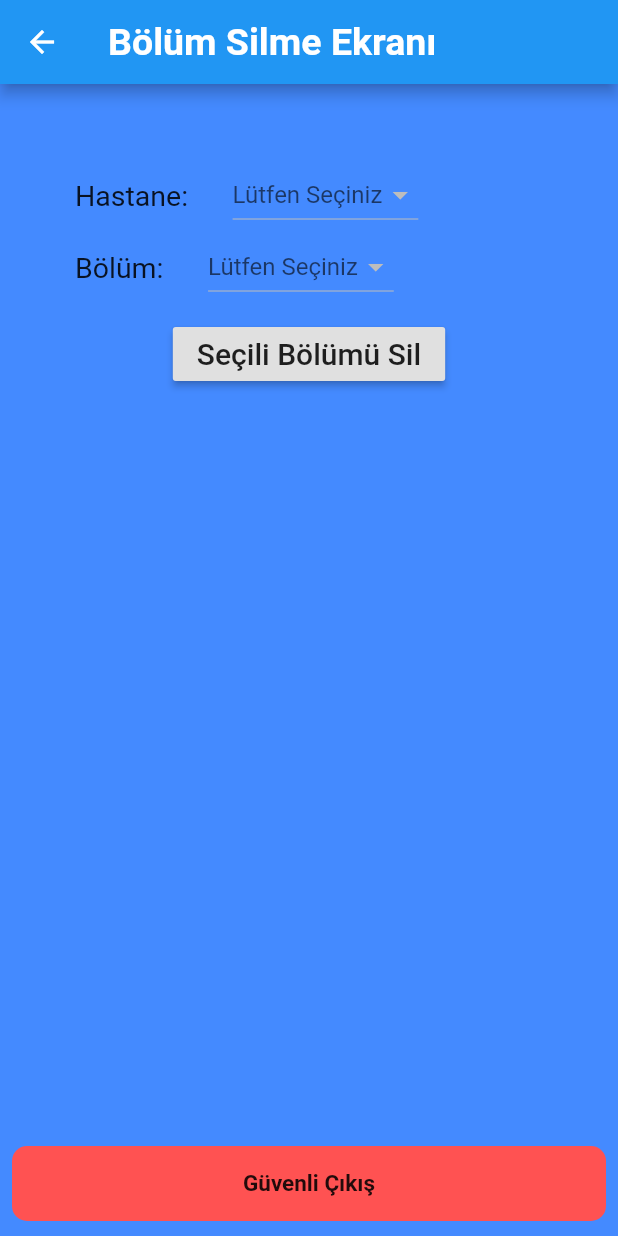
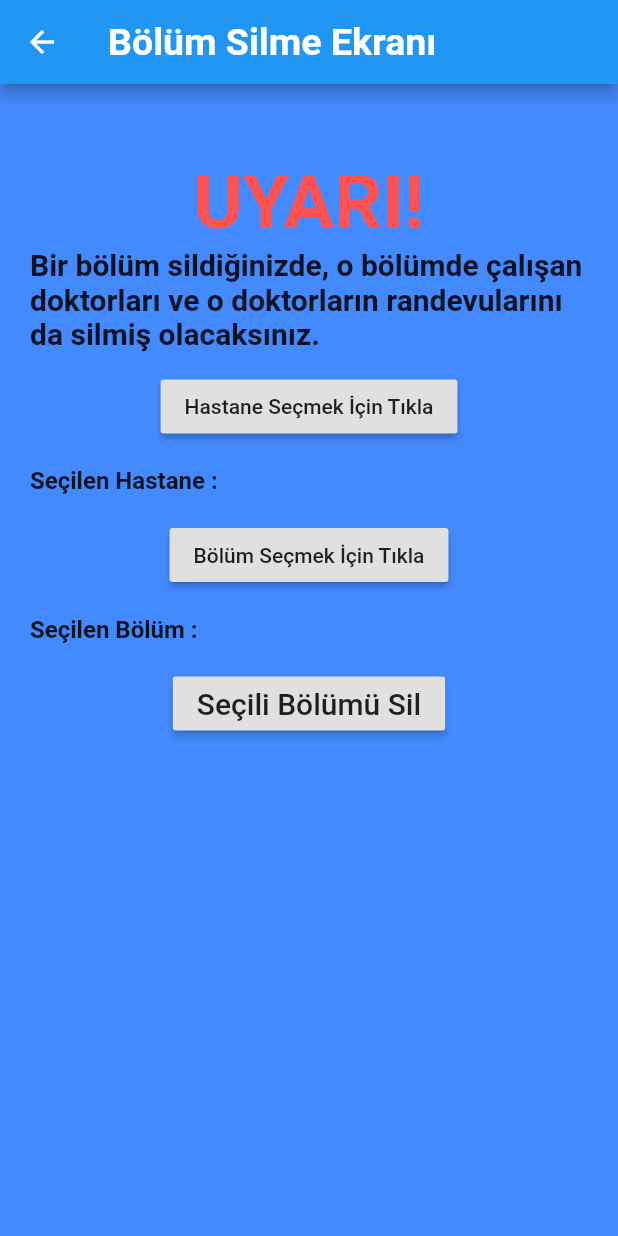
Before and after one commit to yhyozturk/Doctor-Appointment-App, a Flutter app: the AdminHomePage screen opened directly with empty values, after a tap on "Bölüm Sil", on a phone screen of 412 x 824 dp. Run offline on Flutter 3.47's test engine with Material 2 defaults, Android fonts, the phone set to English and light mode, and no system bars; our stand-ins replace cloud_firestore; accounts and stored records are empty.

Commit message:
11_May_2019 v1

```diff
--- a/lib/screens/deleteDoctorPage.dart
+++ b/lib/screens/deleteDoctorPage.dart
@@ -1,6 +1,4 @@
-import 'package:cloud_firestore/cloud_firestore.dart';
 import 'package:fast_turtle_v2/dbHelper/delData.dart';
-import 'package:fast_turtle_v2/dbHelper/searchData.dart';
 import 'package:fast_turtle_v2/models/doktorModel.dart';
 import 'package:fast_turtle_v2/models/hospitalModel.dart';
 import 'package:fast_turtle_v2/models/sectionModel.dart';
--- a/lib/screens/deleteSectionPage.dart
+++ b/lib/screens/deleteSectionPage.dart
@@ -1,5 +1,8 @@
-import 'package:cloud_firestore/cloud_firestore.dart';
-import 'package:fast_turtle_v2/dbHelper/searchData.dart';
+import 'package:fast_turtle_v2/dbHelper/delData.dart';
+import 'package:fast_turtle_v2/models/hospitalModel.dart';
+import 'package:fast_turtle_v2/models/sectionModel.dart';
+import 'package:fast_turtle_v2/screens/showHospitals.dart';
+import 'package:fast_turtle_v2/screens/showSections.dart';
 import 'package:flutter/material.dart';
 
 class DeleteSection extends StatefulWidget {
@@ -10,16 +13,12 @@ class DeleteSection extends StatefulWidget {
 }
 
 class DeleteSectionState extends State {
-  var sectionNames = [];
-  var hospitalNames = [];
-  var selectedHospital;
-  var selectedSection;
-
-  @override
-  void initState() {
-    super.initState();
-    initiateSections();
-  }
+  Hospital hastane = Hospital();
+  Section section = Section();
+  bool hastaneSecildiMi = false;
+  bool bolumSecildiMi = false;
+  String textMessage = " ";
+  double goruntu = 0.0;
 
   @override
   Widget build(BuildContext context) {
@@ -35,14 +34,63 @@ class DeleteSectionState extends State {
         child: Column(
           children: <Widget>[
             Container(
-                padding: EdgeInsets.all(50.0),
+              padding: EdgeInsets.only(top: 40.0, left: 20.0, right: 20.0),
               child: Form(
                 child: Column(
                   children: <Widget>[
-                      _hastaneSecField(),
-                      _bolumSecField(),
                     SizedBox(
                       height: 10.0,
+                    ),
+                    Container(
+                      child: Text(
+                        "UYARI!",
+                        style: TextStyle(
+                            fontSize: 50.0,
+                            fontWeight: FontWeight.bold,
+                            color: Colors.redAccent),
+                      ),
+                    ),
+                    Container(
+                      child: Text(
+                        "Bir bölüm sildiğinizde, o bölümde çalışan doktorları ve o doktorların randevularını da silmiş olacaksınız.",
+                        style: TextStyle(
+                            fontWeight: FontWeight.bold, fontSize: 20.0),
+                      ),
+                    ),
+                    SizedBox(
+                      height: 13.0,
+                    ),
+                    RaisedButton(
+                      child: Text("Hastane Seçmek İçin Tıkla"),
+                      onPressed: () {
+                        bolumSecildiMi = false;
+                        hospitalNavigator(BuildHospitalList());
+                      },
+                    ),
+                    SizedBox(
+                      height: 16.0,
+                    ),
+                    showSelectedHospital(hastaneSecildiMi),
+                    SizedBox(
+                      height: 16.0,
+                    ),
+                    RaisedButton(
+                      child: Text("Bölüm Seçmek İçin Tıkla"),
+                      onPressed: () {
+                        if (hastaneSecildiMi) {
+                          sectionNavigator(BuildSectionList(hastane));
+                        } else {
+                          alrtHospital(
+                              context, "Hastane seçmeden bölüm seçemezsiniz");
+                        }
+                      },
+                    ),
+                    SizedBox(
+                      height: 16.0,
+                    ),
+                    _showSelectedSection(bolumSecildiMi),
+                    SizedBox(
+                      height: 16.0,
                     ),
                     _silButonu()
                   ],
@@ -52,95 +100,110 @@ class DeleteSectionState extends State {
           ],
         ),
       ),
-        bottomNavigationBar: Container(
-        margin: EdgeInsets.only(bottom: 10.0, left: 8.0, right: 8.0),
-        child: _cikisYapButonu(),
-      ),);
+    );
   }
 
-  initiateHospitals() {
-    SearchService().getHospitals().then((QuerySnapshot docs) {
-      for (var i = 0; i < docs.documents.length; i++) {
-        hospitalNames.add(docs.documents[i]['hastaneAdi'].toString());
-      }
+  void alrtHospital(BuildContext context, String message) {
+    var alertDoctor = AlertDialog(
+      title: Text("Uyarı!"),
+      content: Text(message),
+    );
+
+    showDialog(
+        context: context,
+        builder: (BuildContext context) {
+          return alertDoctor;
         });
   }
 
-  _hastaneSecField() {
+  void hospitalNavigator(dynamic page) async {
+    hastane = await Navigator.push(
+        context, MaterialPageRoute(builder: (context) => page));
+
+    if (hastane == null) {
+      hastaneSecildiMi = false;
+    } else {
+      hastaneSecildiMi = true;
+    }
+  }
+
+  void sectionNavigator(dynamic page) async {
+    section = await Navigator.push(
+        context, MaterialPageRoute(builder: (context) => page));
+
+    if (section == null) {
+      bolumSecildiMi = false;
+    } else {
+      bolumSecildiMi = true;
+    }
+  }
+
+  showSelectedHospital(bool secildiMi) {
+    String textMessage = " ";
+    if (secildiMi) {
+      setState(() {
+        textMessage = this.hastane.hastaneAdi.toString();
+      });
+      goruntu = 1.0;
+    } else {
+      goruntu = 0.0;
+    }
+
     return Container(
+        decoration: BoxDecoration(),
         child: Row(
           children: <Widget>[
-          Container(
-            padding: EdgeInsets.only(right: 25.0),
+            Text(
+              "Seçilen Hastane : ",
+              style: TextStyle(fontSize: 16.0, fontWeight: FontWeight.bold),
+            ),
+            Opacity(
+                opacity: goruntu,
+                child: Container(
+                  alignment: Alignment.center,
                   child: Text(
-              "Hastane: ",
-              style: TextStyle(fontSize: 19.0),
+                    textMessage,
+                    style:
+                        TextStyle(fontSize: 16.0, fontWeight: FontWeight.bold),
                   ),
-          ),
-          DropdownButton<String>(
-            hint: Text("Lütfen Seçiniz"),
-            items: hospitalNames.map((hastaneler) {
-              return DropdownMenuItem<String>(
-                value: hastaneler,
-                child: Text(hastaneler),
-              );
-            }).toList(),
-            value: selectedHospital,
-            onChanged: (String tiklanan) {
-              setState(() {
-                if (tiklanan == null) {
-                  this.selectedHospital = hospitalNames[0];
-                } else {
-                  this.selectedHospital = tiklanan;
-                }
-              });
-            },
-          ),
+                ))
           ],
-      ),
-    );
+        ));
   }
 
-  initiateSections() {
-    SearchService().getSections().then((QuerySnapshot docs) {
-      for (var i = 0; i < docs.documents.length; i++) {
-        sectionNames.add(docs.documents[i]['bolumAdi'].toString());
-      }
+  _showSelectedSection(bool secildiMi) {
+    double goruntu = 0.0;
+
+    if (secildiMi) {
+      setState(() {
+        textMessage = this.section.bolumAdi.toString();
       });
+      goruntu = 1.0;
+    } else {
+      goruntu = 0.0;
     }
 
-  _bolumSecField() {
     return Container(
+        decoration: BoxDecoration(),
         child: Row(
           children: <Widget>[
-          Container(
-            padding: EdgeInsets.only(right: 25.0),
-            child: Text(
-              "Bölüm: ",
-              style: TextStyle(fontSize: 19.0),
+            Text(
+              "Seçilen Bölüm : ",
+              style: TextStyle(fontSize: 16.0, fontWeight: FontWeight.bold),
             ),
-          ),
-          DropdownButton<String>(
-            hint: Text("Lütfen Seçiniz"),
-            items: sectionNames.map((bolumler) {
-              return DropdownMenuItem<String>(
-                value: bolumler,
-                child: Text(bolumler),
-              );
-            }).toList(),
-            value: selectedSection,
-            onChanged: (String tiklanan) {
-              setState(() {
-                if (tiklanan == null) {
-                  this.selectedSection = sectionNames[0];
-                } else {
-                  this.selectedSection = tiklanan;
+            Opacity(
+                opacity: goruntu,
+                child: Container(
+                    alignment: Alignment.center,
+                    child: _buildTextMessage(textMessage)))
+          ],
+        ));
   }
-              });
-            },
-          ),
-        ],
-      ),
+
+  _buildTextMessage(String gelenText) {
+    return Text(
+      textMessage,
+      style: TextStyle(fontSize: 16.0, fontWeight: FontWeight.bold),
     );
   }
 
@@ -151,26 +214,14 @@ class DeleteSectionState extends State {
         textDirection: TextDirection.ltr,
         style: TextStyle(fontSize: 20.0),
       ),
-        onPressed: () {},
-      );
+      onPressed: () {
+        if (hastaneSecildiMi && bolumSecildiMi) {
+          DelService().deleteSectionBySectionId(section, section.reference);
+          Navigator.pop(context, true);
+        } else {
+          alrtHospital(context, "Eksik bilgi var");
         }
-
-  _cikisYapButonu() {
-    return Container(
-      padding: EdgeInsets.all(1.0),
-      width: 390.0,
-      decoration: BoxDecoration(
-          borderRadius: BorderRadius.all(Radius.circular(10.0)),
-          color: Colors.redAccent),
-      child: FlatButton(
-        splashColor: Colors.grey,
-        highlightColor: Colors.white70,
-        child: Text(
-          "Güvenli Çıkış",
-          style: TextStyle(fontSize: 15.0, fontWeight: FontWeight.bold),
-        ),
-        onPressed: () {},
-      ),
+      },
     );
   }
 }
```
Also changed, not shown: lib/dbHelper/delData.dart (+57 -0 lines), lib/models/doktorModel.dart (+8 -7 lines), lib/screens/adminHomePage.dart (+36 -24 lines), lib/screens/deleteHospitalPage.dart (+95 -67 lines), 2 other files. Lines whose indentation alone changed are shown as unchanged.
